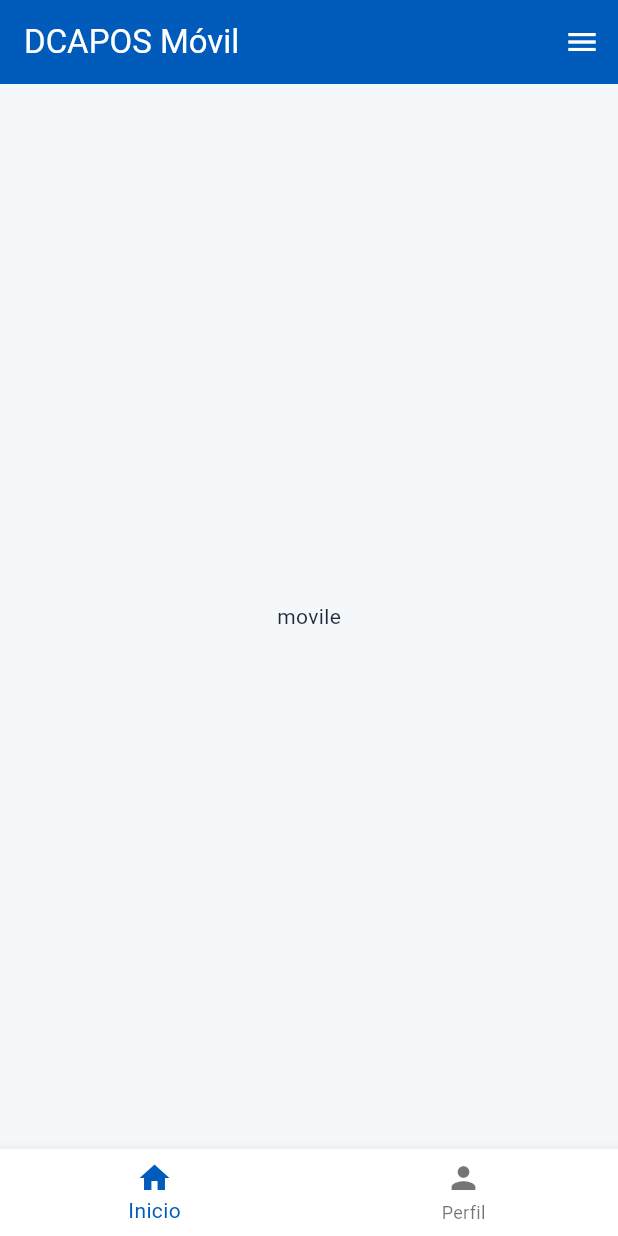
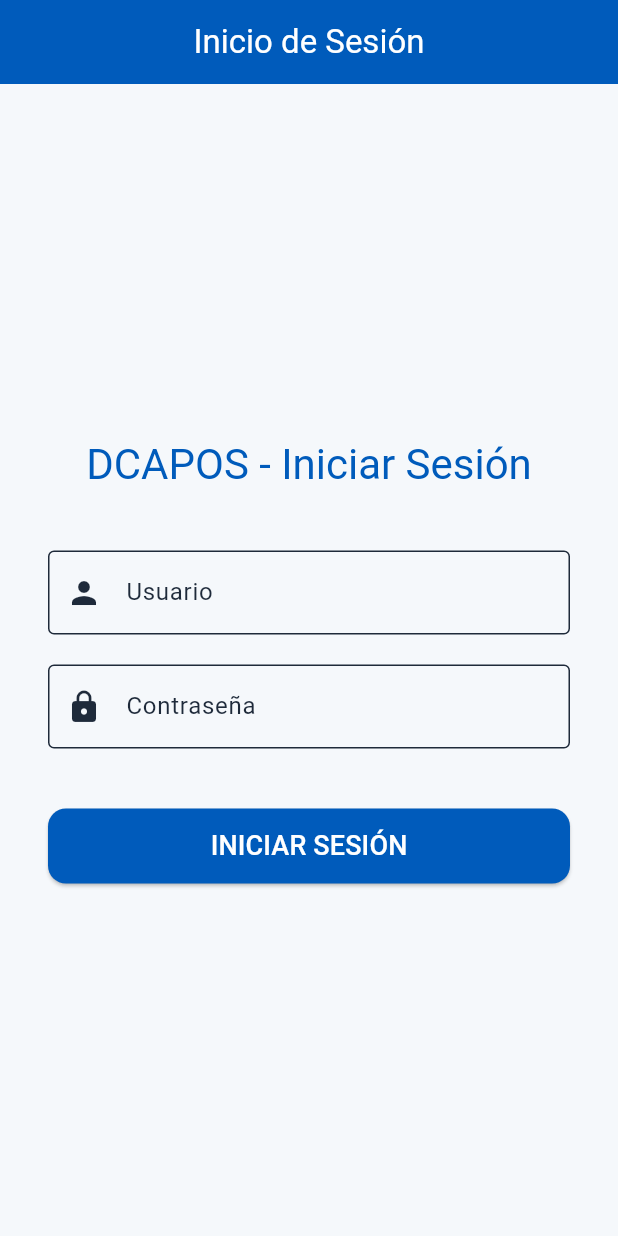
Before and after one commit to noelsondev/dcpos_app, a Flutter app: the screen it shows after launch, on a phone screen of 412 x 824 dp. Run offline on Flutter 3.47's test engine with Material 3 defaults, Android fonts, the phone set to English and light mode, and no system bars; our stand-ins replace dio, isar; accounts and stored records are empty; generated files the repository leaves out were written again.

Commit message:
add ui login and service

```diff
--- a/lib/main.dart
+++ b/lib/main.dart
@@ -1,8 +1,11 @@
 // dcpos_app/lib/main.dart
 
-import 'package:dcpos_app/pages/home_page.dart';
 import 'package:flutter/material.dart';
+import 'package:provider/provider.dart';
 import 'package:dcpos_app/isar_service.dart';
+import 'package:dcpos_app/services/api_service.dart';
+import 'package:dcpos_app/providers/app_state_provider.dart';
+import 'package:dcpos_app/pages/auth_checker.dart';
 
 // -------------------------------------------------------------------
 // TEMA
@@ -48,12 +51,13 @@ final ThemeData dcposTheme = ThemeData(
 // -------------------------------------------------------------------
 
 final IsarService isarService = IsarService();
+late final ApiService apiService;
 
 void main() async {
   WidgetsFlutterBinding.ensureInitialized();
 
-  // Aseguramos que la DB se abra antes de iniciar la UI
   await isarService.db;
+  apiService = ApiService(isarService);
 
   runApp(const DCAPOSApp());
 }
@@ -63,10 +67,14 @@ class DCAPOSApp extends StatelessWidget {
 
   @override
   Widget build(BuildContext context) {
-    return MaterialApp(
-      title: 'DCAPOS UI',
-      theme: dcposTheme,
-      home: const HomePage(),
+    return ChangeNotifierProvider(
+      create: (context) => AppStateProvider(),
+      child: MaterialApp(
+        debugShowCheckedModeBanner: false,
+        title: 'DCAPOS UI',
+        theme: dcposTheme,
+        home: const AuthChecker(),
+      ),
     );
   }
 }
--- /dev/null
+++ b/lib/pages/auth_checker.dart
@@ -0,0 +1,42 @@
+// dcpos_app/lib/pages/auth_checker.dart
+
+import 'package:flutter/material.dart';
+import 'package:dcpos_app/main.dart';
+import 'package:dcpos_app/layouts/main_layout.dart';
+import 'package:dcpos_app/pages/login_page.dart';
+import 'package:isar/isar.dart';
+// ¡RUTA CORREGIDA!
+import 'package:dcpos_app/models/local/user_local.dart';
+
+class AuthChecker extends StatelessWidget {
+  const AuthChecker({super.key});
+
+  Future<bool> _isUserLoggedIn() async {
+    final isar = await isarService.db;
+    final user = await isar.userLocals.get(1);
+
+    return user != null && user.jwtToken != null && user.jwtToken!.isNotEmpty;
+  }
+
+  @override
+  Widget build(BuildContext context) {
+    return FutureBuilder<bool>(
+      future: _isUserLoggedIn(),
+      builder: (context, snapshot) {
+        if (snapshot.connectionState == ConnectionState.waiting) {
+          return const Scaffold(
+            body: Center(child: CircularProgressIndicator()),
+          );
+        }
+
+        // Si el usuario está logueado, vamos al MainLayout
+        if (snapshot.data == true) {
+          return const MainLayout();
+        } else {
+          // Si no está logueado, vamos al Login
+          return const LoginPage();
+        }
+      },
+    );
+  }
+}
--- /dev/null
+++ b/lib/pages/login_page.dart
@@ -0,0 +1,139 @@
+// dcpos_app/lib/pages/login_page.dart
+
+import 'package:flutter/material.dart';
+import 'package:dcpos_app/main.dart';
+import 'package:dcpos_app/utils/responsive_extension.dart';
+import 'package:dcpos_app/layouts/main_layout.dart';
+
+class LoginPage extends StatefulWidget {
+  const LoginPage({super.key});
+
+  @override
+  State<LoginPage> createState() => _LoginPageState();
+}
+
+class _LoginPageState extends State<LoginPage> {
+  final _formKey = GlobalKey<FormState>();
+  final _usernameController = TextEditingController();
+  final _passwordController = TextEditingController();
+  bool _isLoading = false;
+  String? _errorMessage;
+
+  Future<void> _handleLogin() async {
+    if (!_formKey.currentState!.validate()) {
+      return;
+    }
+
+    setState(() {
+      _isLoading = true;
+      _errorMessage = null;
+    });
+
+    try {
+      await apiService.login(
+        username: _usernameController.text,
+        password: _passwordController.text,
+      );
+
+      // Si el login es exitoso, navegamos al MainLayout
+      if (mounted) {
+        Navigator.of(context).pushReplacement(
+          MaterialPageRoute(builder: (context) => const MainLayout()),
+        );
+      }
+    } catch (e) {
+      setState(() {
+        _errorMessage = e.toString().replaceFirst('Exception: ', '');
+      });
+    } finally {
+      setState(() {
+        _isLoading = false;
+      });
+    }
+  }
+
+  @override
+  Widget build(BuildContext context) {
+    double formWidth = context.isMobile ? context.screenWidth * 0.9 : 400.0;
+
+    return Scaffold(
+      appBar: AppBar(title: const Text('Inicio de Sesión'), centerTitle: true),
+      body: Center(
+        child: SingleChildScrollView(
+          padding: const EdgeInsets.all(32.0),
+          child: SizedBox(
+            width: formWidth,
+            child: Form(
+              key: _formKey,
+              child: Column(
+                mainAxisSize: MainAxisSize.min,
+                children: [
+                  Text(
+                    'DCAPOS - Iniciar Sesión',
+                    style: Theme.of(context).textTheme.headlineMedium?.copyWith(
+                      color: Theme.of(context).colorScheme.primary,
+                    ),
+                  ),
+                  const SizedBox(height: 40),
+
+                  if (_errorMessage != null)
+                    Padding(
+                      padding: const EdgeInsets.only(bottom: 16.0),
+                      child: Text(
+                        _errorMessage!,
+                        style: TextStyle(
+                          color: Theme.of(context).colorScheme.error,
+                        ),
+                        textAlign: TextAlign.center,
+                      ),
+                    ),
+
+                  TextFormField(
+                    controller: _usernameController,
+                    decoration: const InputDecoration(
+                      labelText: 'Usuario',
+                      border: OutlineInputBorder(),
+                      prefixIcon: Icon(Icons.person),
+                    ),
+                    validator: (value) => (value == null || value.isEmpty)
+                        ? 'Introduce tu usuario'
+                        : null,
+                  ),
+                  const SizedBox(height: 20),
+
+                  TextFormField(
+                    controller: _passwordController,
+                    obscureText: true,
+                    decoration: const InputDecoration(
+                      labelText: 'Contraseña',
+                      border: OutlineInputBorder(),
+                      prefixIcon: Icon(Icons.lock),
+                    ),
+                    validator: (value) => (value == null || value.isEmpty)
+                        ? 'Introduce tu contraseña'
+                        : null,
+                  ),
+                  const SizedBox(height: 40),
+
+                  SizedBox(
+                    width: double.infinity,
+                    height: 50,
+                    child: ElevatedButton(
+                      onPressed: _isLoading ? null : _handleLogin,
+                      child: _isLoading
+                          ? const CircularProgressIndicator(color: Colors.white)
+                          : const Text(
+                              'INICIAR SESIÓN',
+                              style: TextStyle(fontSize: 18),
+                            ),
+                    ),
+                  ),
+                ],
+              ),
+            ),
+          ),
+        ),
+      ),
+    );
+  }
+}
--- /dev/null
+++ b/lib/providers/app_state_provider.dart
@@ -0,0 +1,26 @@
+// dcpos_app/lib/providers/app_state_provider.dart
+
+import 'package:flutter/material.dart';
+
+enum AppSection { dashboard, pos, inventory, users, settings }
+
+class AppStateProvider with ChangeNotifier {
+  AppSection _currentSection = AppSection.pos;
+
+  AppSection get currentSection => _currentSection;
+
+  void setSection(AppSection section) {
+    if (_currentSection != section) {
+      _currentSection = section;
+      notifyListeners();
+    }
+  }
+
+  static Map<AppSection, Map<String, dynamic>> sectionData = {
+    AppSection.dashboard: {'name': 'Dashboard', 'icon': Icons.dashboard},
+    AppSection.pos: {'name': 'Punto de Venta', 'icon': Icons.point_of_sale},
+    AppSection.inventory: {'name': 'Inventario', 'icon': Icons.inventory_2},
+    AppSection.users: {'name': 'Usuarios', 'icon': Icons.people},
+    AppSection.settings: {'name': 'Configuración', 'icon': Icons.settings},
+  };
+}
--- a/pubspec.yaml
+++ b/pubspec.yaml
@@ -38,6 +38,8 @@ dependencies:
   isar: ^3.1.0+1
   isar_flutter_libs: ^3.1.0+1
   path_provider: ^2.0.11
+  provider: ^6.1.2
+  dio: ^5.9.0
 
 dev_dependencies:
   flutter_test:
```
Also changed, not shown: lib/isar_service.dart (+3 -8 lines), lib/layouts/main_layout.dart (added, +175 -0 lines), lib/models/domain/user.dart (added, +36 -0 lines), lib/pages/placeholders.dart (added, +25 -0 lines), lib/services/api_service.dart (added, +183 -0 lines), lib/utils/responsive_extension.dart (+11 -4 lines), lib/models/local/user_local.dart (renamed from lib/models/user_local.dart), lib/models/local/user_local.g.dart (renamed from lib/models/user_local.g.dart), pubspec.lock.
